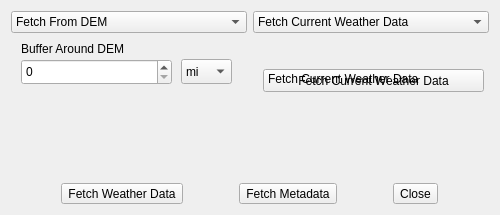
This is src/gui/stationFetchWidget.ui in firelab/windninja as Qt 5 draws it before an edit. The edited form follows.
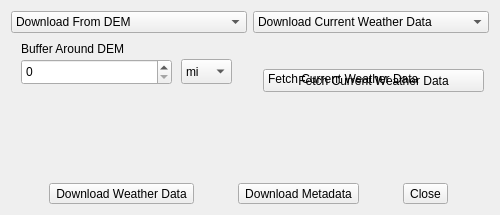
This is the edited form. Icons and pictures are not drawn.

Commit message: added ui switching for 1 step vs time series, so that 1 step runs don't show the timeseries options, and instead display diurnal options and vice versa. Renamed some labels. Added a file info area on gui where user can see the start, stop and number of timesteps in the file that was last selected

Diff of the .ui file:
```diff
--- a/src/gui/stationFetchWidget.ui
+++ b/src/gui/stationFetchWidget.ui
@@ -46,7 +46,7 @@
           <widget class="QComboBox" name="geoLoc">
            <item>
             <property name="text">
-             <string>Fetch From DEM</string>
+             <string>Download From DEM</string>
             </property>
            </item>
            <item>
@@ -150,7 +150,7 @@
           <widget class="QComboBox" name="timeLoc">
            <item>
             <property name="text">
-             <string>Fetch Current Weather Data</string>
+             <string>Download Current Weather Data</string>
             </property>
            </item>
            <item>
@@ -272,7 +272,7 @@
         <string>&lt;html&gt;&lt;head/&gt;&lt;body&gt;&lt;p&gt;Fetches weather data based on above specified parameters.&lt;/p&gt;&lt;/body&gt;&lt;/html&gt;</string>
        </property>
        <property name="text">
-        <string>Fetch Weather Data</string>
+        <string>Download Weather Data</string>
        </property>
        <property name="icon">
         <iconset resource="../../wn-resources.qrc">
@@ -289,7 +289,7 @@
         <string>&lt;html&gt;&lt;head/&gt;&lt;body&gt;&lt;p&gt;Fetches general information about nearby weather stations.&lt;/p&gt;&lt;p&gt;Such as: Latitude, Longitude, Elevation and Status,&lt;/p&gt;&lt;/body&gt;&lt;/html&gt;</string>
        </property>
        <property name="text">
-        <string>Fetch Metadata</string>
+        <string>Download Metadata</string>
        </property>
        <property name="icon">
         <iconset resource="../../wn-resources.qrc">
```
Left out of the diff: 4 changed lines with no effect on the pictures. The commit also changes 4 other files.
